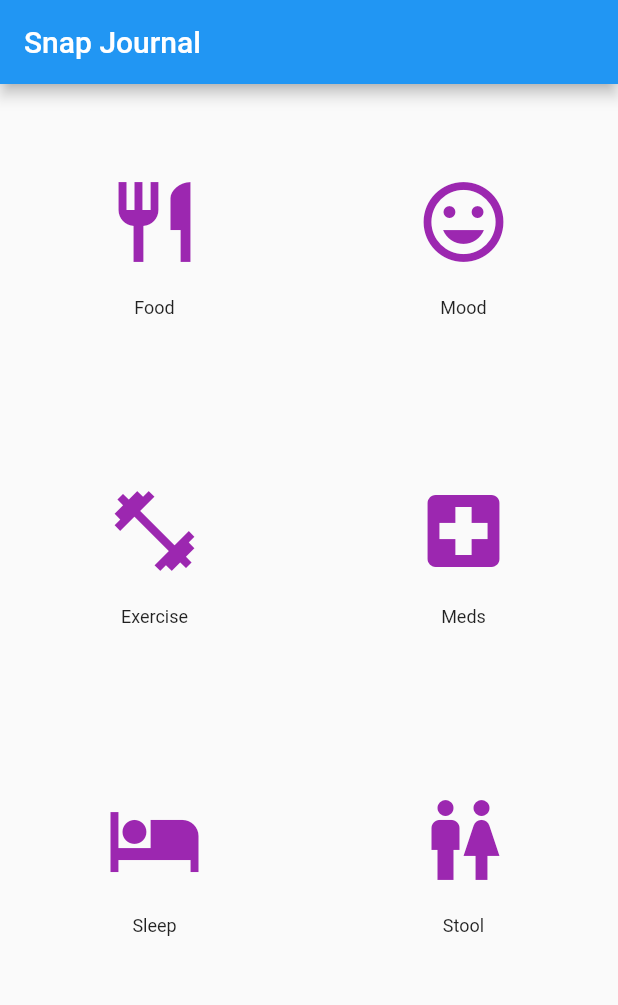
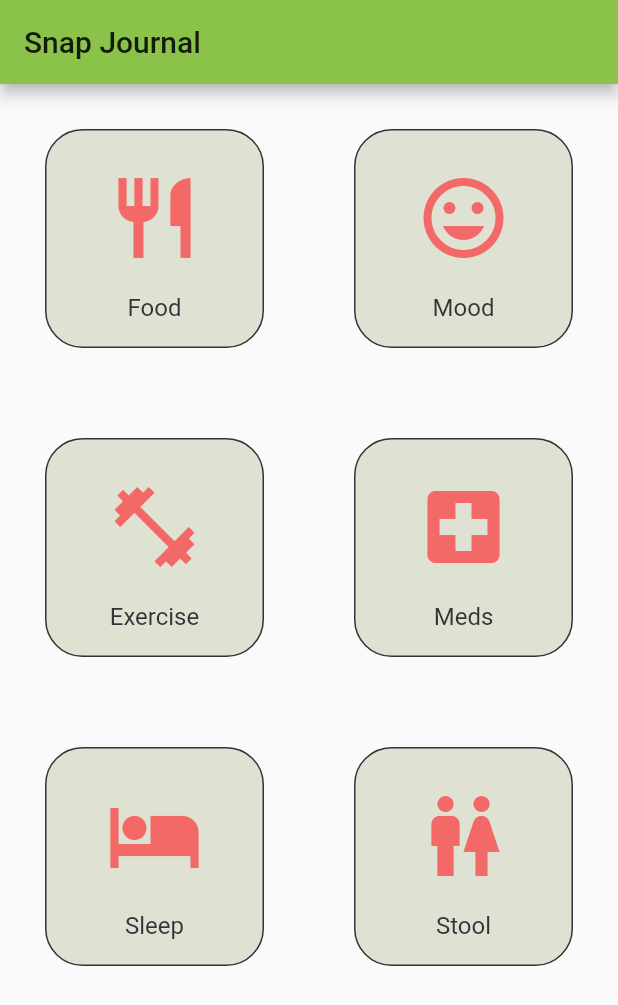
Before and after one commit to ClairOne/snap-journal, a Flutter app: the screen it shows after launch, on a phone screen of 412 x 824 dp. Shown: the top 1005 px of the screen. Run offline on Flutter 3.47's test engine with Material 2 defaults, Android fonts, the phone set to English and light mode, and no system bars.

Commit message:
dial pad themed

```diff
--- a/lib/main.dart
+++ b/lib/main.dart
@@ -1,4 +1,5 @@
 import 'package:flutter/material.dart';
+import 'package:snap_journal/theme/style.dart';
 import 'widgets/DialpadButton.dart';
 import 'pages/SJFood.dart';
 import 'pages/SJMood.dart';
@@ -14,9 +15,9 @@ void main() {
 */
 void main() {
   runApp(MaterialApp(
-    title: 'Named Routes Demo',
+    title: 'Apple A Day',
     // Start the app with the "/" named route. In our case, the app will start
-    // on the FirstScreen Widget
+    // on the Dialpad Widget
     initialRoute: '/',
     routes: {
       // When we navigate to the "/" route, build the FirstScreen Widget
@@ -38,6 +39,7 @@ class SnapJournalDialPad extends StatelessWidget {
 
     return MaterialApp(
       title: title,
+      theme: appTheme,
       home: Scaffold(
         appBar: AppBar(
           title: Text(title),
@@ -47,13 +49,13 @@ class SnapJournalDialPad extends StatelessWidget {
           // horizontal, this would produce 2 rows.
           crossAxisCount: 2,
           children: [
-            DialPadButton(Icons.restaurant, 'Food', '/SJFood', context),
-            DialPadButton(Icons.mood, 'Mood', '/SJMood', context),
-            DialPadButton(Icons.fitness_center, 'Exercise', '/SJWorkout', context),
+            dialPadButton(Icons.restaurant, 'Food', '/SJFood', context),
+            dialPadButton(Icons.mood, 'Mood', '/SJMood', context),
+            dialPadButton(Icons.fitness_center, 'Exercise', '/SJWorkout', context),
 
-            DialPadButton(Icons.local_hospital, 'Meds', '/SJMed', context),
-            DialPadButton(Icons.local_hotel, 'Sleep', '/SJSleep', context),
-            DialPadButton(Icons.wc, 'Stool', '/SJStool', context),
+            dialPadButton(Icons.local_hospital, 'Meds', '/SJMed', context),
+            dialPadButton(Icons.local_hotel, 'Sleep', '/SJSleep', context),
+            dialPadButton(Icons.wc, 'Stool', '/SJStool', context),
           ],
         ),
       ),
--- a/lib/widgets/DialpadButton.dart
+++ b/lib/widgets/DialpadButton.dart
@@ -1,14 +1,28 @@
 // material
 import 'package:flutter/material.dart';
+import 'package:snap_journal/theme/style.dart';
 
-Column DialPadButton(IconData icon, String label, String DestinationScreen, BuildContext context) {
-  return Column(
+Container dialPadButton(IconData icon, String label, String DestinationScreen,
+    BuildContext context) {
+  return Container(
+      margin: const EdgeInsets.all(30.0),
+      padding: const EdgeInsets.all(5.0),
+      decoration: new BoxDecoration(
+        border: new Border.all(
+          color: colorMOSSRIVER,
+        ),
+        borderRadius: new BorderRadius.all(
+          const Radius.circular(25.0),
+        ),
+        color: colorLIMESTONE,
+      ),
+      child: Column(
         mainAxisSize: MainAxisSize.min,
         mainAxisAlignment: MainAxisAlignment.center,
         children: [
           IconButton(
             icon: new Icon(icon),
-        color: Colors.purple,
+            color: colorRUBYGRAPEFRUIT,
             alignment: Alignment.center,
             iconSize: 64.0,
             padding: const EdgeInsets.all(10.0),
@@ -21,11 +35,12 @@ Column DialPadButton(IconData icon, String label, String DestinationScreen, Buil
             child: Text(
               label,
               style: TextStyle(
-            fontSize: 12.0,
+                color: colorMOSSRIVER,
+                fontSize: 16.0,
                 fontWeight: FontWeight.w400,
               ),
             ),
           ),
         ],
-  );
+      ));
 }
```
Also changed, not shown: lib/theme/style.dart (added, +55 -0 lines). Lines whose indentation alone changed are shown as unchanged.
